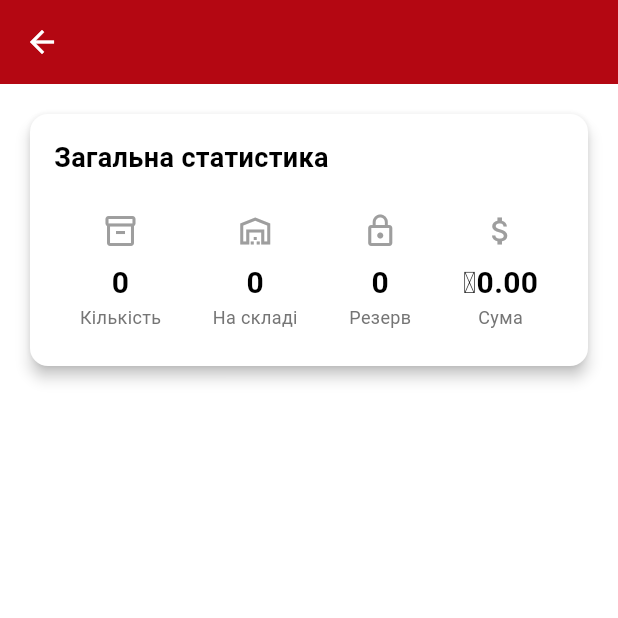
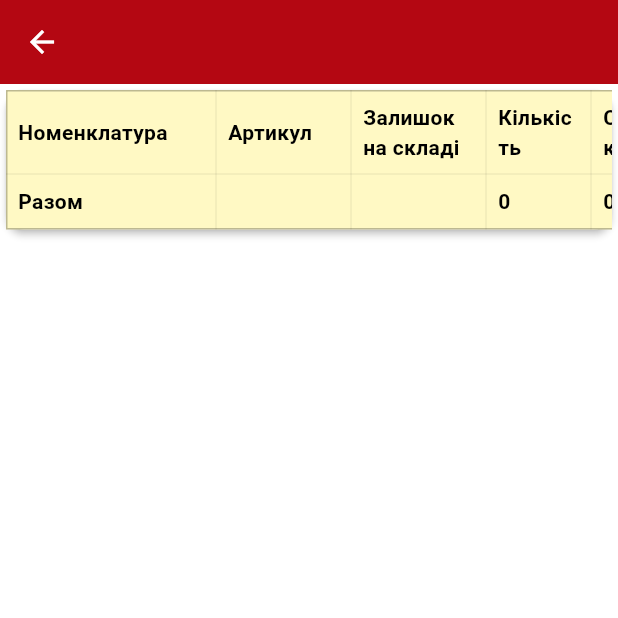
Before and after one commit to DTLG/virok_stats, a Flutter app: the OrderAnalysisDetailsPage screen opened directly with empty values, on a phone screen of 412 x 824 dp, the top half of it. Run offline on Flutter 3.47's test engine with Material 3 defaults, Android fonts, the phone set to English and light mode, and no system bars; our stand-ins replace fl_chart, google_fonts, lottie, shared_preferences; accounts and stored records are empty.

Commit message:
reserved updates

```diff
--- a/lib/presentation/pages/home_page.dart
+++ b/lib/presentation/pages/home_page.dart
@@ -71,7 +71,7 @@ class HomePage extends StatelessWidget {
                       ),
                       _buildMenuCard(
                         context: context,
-                        title: 'Товари',
+                        title: 'Коригування',
                         icon: Icons.inventory_2_outlined,
                         // color: Colors.green,
                         onTap: () => Navigator.push(
--- a/lib/presentation/pages/order_analysis_details_page.dart
+++ b/lib/presentation/pages/order_analysis_details_page.dart
@@ -68,11 +68,11 @@ class _OrderAnalysisDetailsPageState extends State<OrderAnalysisDetailsPage>
         title: Text(widget.factoryName),
       ),
       body: SingleChildScrollView(
-        padding: const EdgeInsets.all(16),
+        padding: const EdgeInsets.all(0),
         child: Column(
           crossAxisAlignment: CrossAxisAlignment.start,
           children: [
-            _buildSummaryCard(),
+            // _buildSummaryCard(),
             // const SizedBox(height: 24),
             // SizedBox(
             //   height: 300,
@@ -101,7 +101,7 @@ class _OrderAnalysisDetailsPageState extends State<OrderAnalysisDetailsPage>
             //     },
             //   ),
             // ),
-            const SizedBox(height: 24),
+            // const SizedBox(height: 24),
             _buildDetailedList(),
           ],
         ),
@@ -281,45 +281,157 @@ class _OrderAnalysisDetailsPageState extends State<OrderAnalysisDetailsPage>
   }
 
   Widget _buildDetailedList() {
-    return Column(
-      crossAxisAlignment: CrossAxisAlignment.start,
-      children: widget.factoryData.entries.map((dateEntry) {
-        return Card(
-          margin: const EdgeInsets.only(bottom: 16),
-          child: Theme(
-            data: Theme.of(context).copyWith(dividerColor: Colors.transparent),
-            child: ExpansionTile(
-              title: Text(
-                dateEntry.key,
-                style: const TextStyle(
-                  fontWeight: FontWeight.bold,
+    // Збираємо всі товари в один список
+    final List<_OrderRow> rows = [];
+    double totalCount = 0;
+    double totalSum = 0;
+
+    widget.factoryData.forEach((date, orders) {
+      orders.forEach((orderId, order) {
+        rows.add(_OrderRow(
+          name: order.name,
+          article: orderId,
+          storage: order.amountStorage,
+          count: order.count,
+          sum: order.sumPrice,
+        ));
+        totalCount += order.count;
+        totalSum += order.sumPrice;
+      });
+    });
+
+    return Card(
+      // elevation: 4,
+      shape: RoundedRectangleBorder(borderRadius: BorderRadius.circular(12)),
+      child: SingleChildScrollView(
+        scrollDirection: Axis.horizontal,
+        child: Table(
+          columnWidths: const {
+            0: FixedColumnWidth(140), // Номенклатура
+            1: FixedColumnWidth(90), // Артикул
+            2: FixedColumnWidth(90), // Залишок
+            3: FixedColumnWidth(70), // Кількість
+            4: FixedColumnWidth(110), // Сума
+          },
+          border: TableBorder.symmetric(
+            inside: const BorderSide(width: 0.5, color: Colors.black12),
+            outside: const BorderSide(width: 1, color: Colors.black26),
+          ),
+          defaultVerticalAlignment: TableCellVerticalAlignment.middle,
+          children: [
+            // Header
+            TableRow(
+              decoration: BoxDecoration(color: Colors.yellow[100]),
+              children: const [
+                Padding(
+                  padding: EdgeInsets.all(8),
+                  child: Text('Номенклатура',
+                      style: TextStyle(fontWeight: FontWeight.bold)),
                 ),
-              ),
-              children: dateEntry.value.entries.map((orderEntry) {
-                final order = orderEntry.value;
-                return Column(
+                Padding(
+                  padding: EdgeInsets.all(8),
+                  child: Text('Артикул',
+                      style: TextStyle(fontWeight: FontWeight.bold)),
+                ),
+                Padding(
+                  padding: EdgeInsets.all(8),
+                  child: Text('Залишок на складі',
+                      style: TextStyle(fontWeight: FontWeight.bold)),
+                ),
+                Padding(
+                  padding: EdgeInsets.all(8),
+                  child: Text('Кількість',
+                      style: TextStyle(fontWeight: FontWeight.bold)),
+                ),
+                Padding(
+                  padding: EdgeInsets.all(8),
+                  child: Text('Сума коригувань',
+                      style: TextStyle(fontWeight: FontWeight.bold)),
+                ),
+              ],
+            ),
+            // Data rows
+            ...rows.map((row) => TableRow(
                   children: [
-                    ListTile(
-                      title: Text(order.name),
-                      subtitle: Column(
-                        crossAxisAlignment: CrossAxisAlignment.start,
-                        children: [
-                          Text('Кількість: ${order.count.toStringAsFixed(0)}'),
-                          Text(
-                              'На складі: ${order.amountStorage.toStringAsFixed(0)}'),
-                          Text('В резерві: ${order.reserv.toStringAsFixed(0)}'),
-                          Text('Сума: ₴${order.sumPrice.toStringAsFixed(2)}'),
-                        ],
+                    Padding(
+                      padding: const EdgeInsets.all(8),
+                      child: Text(
+                        row.name,
+                        maxLines: null,
+                        softWrap: true,
                       ),
                     ),
-                    const Divider(height: 1, indent: 16, endIndent: 16),
+                    Padding(
+                      padding: const EdgeInsets.all(8),
+                      child: Text(row.article),
+                    ),
+                    Padding(
+                      padding: const EdgeInsets.all(8),
+                      child: Text(row.storage.toStringAsFixed(0)),
+                    ),
+                    Padding(
+                      padding: const EdgeInsets.all(8),
+                      child: Text(row.count > 0
+                          ? '-${row.count.toStringAsFixed(0)}'
+                          : row.count.toStringAsFixed(0)),
+                    ),
+                    Padding(
+                      padding: const EdgeInsets.all(8),
+                      child: Text(row.sum > 0
+                          ? '-${row.sum.toStringAsFixed(2)}'
+                          : row.sum.toStringAsFixed(2)),
+                    ),
                   ],
-                );
-              }).toList(),
+                )),
+            // Total row
+            TableRow(
+              decoration: BoxDecoration(color: Colors.yellow[100]),
+              children: [
+                const Padding(
+                  padding: EdgeInsets.all(8),
+                  child: Text('Разом',
+                      style: TextStyle(fontWeight: FontWeight.bold)),
+                ),
+                const Padding(padding: EdgeInsets.all(8), child: Text('')),
+                const Padding(padding: EdgeInsets.all(8), child: Text('')),
+                Padding(
+                  padding: const EdgeInsets.all(8),
+                  child: Text(
+                    totalCount > 0
+                        ? '-${totalCount.toStringAsFixed(0)}'
+                        : totalCount.toStringAsFixed(0),
+                    style: const TextStyle(fontWeight: FontWeight.bold),
+                  ),
+                ),
+                Padding(
+                  padding: const EdgeInsets.all(8),
+                  child: Text(
+                    totalSum > 0
+                        ? '-${totalSum.toStringAsFixed(2)}'
+                        : totalSum.toStringAsFixed(2),
+                    style: const TextStyle(fontWeight: FontWeight.bold),
+                  ),
+                ),
+              ],
             ),
-          ),
-        );
-      }).toList(),
+          ],
+        ),
+      ),
     );
   }
 }
+
+// Допоміжний клас для зручності
+class _OrderRow {
+  final String name;
+  final String article;
+  final double storage;
+  final double count;
+  final double sum;
+  _OrderRow(
+      {required this.name,
+      required this.article,
+      required this.storage,
+      required this.count,
+      required this.sum});
+}
--- a/lib/presentation/pages/order_analysis_page.dart
+++ b/lib/presentation/pages/order_analysis_page.dart
@@ -113,7 +113,7 @@ class _OrderAnalysisPageState extends State<OrderAnalysisPage>
   Widget build(BuildContext context) {
     return Scaffold(
       appBar: AppBar(
-        title: const Text('Аналіз за товарами'),
+        title: const Text('Коригування'),
         actions: [
           IconButton(
             icon: const Icon(Icons.refresh),
```
Also changed, not shown: 4 other files.
